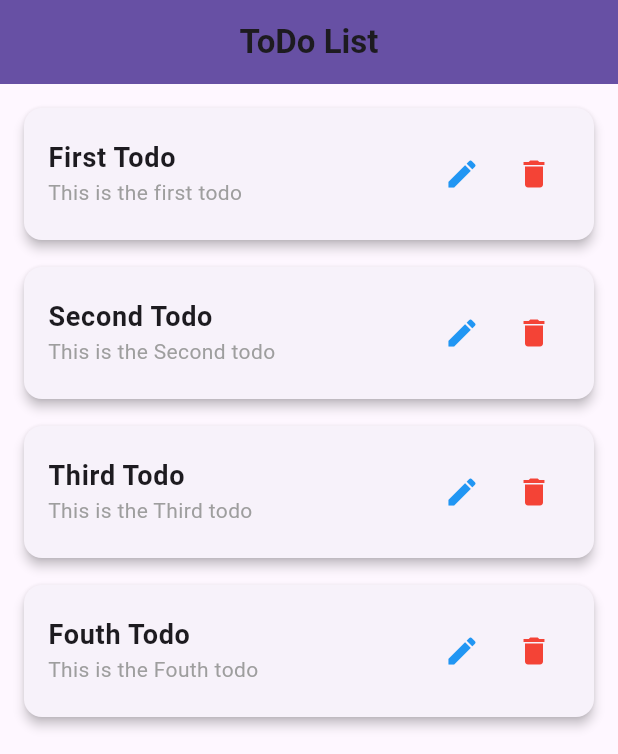
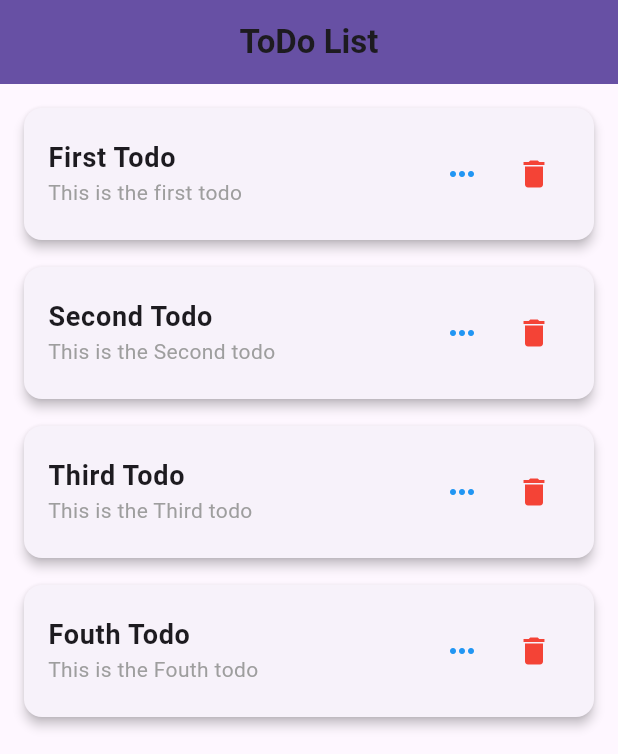
Before and after one commit to moseskamira/todo, a Flutter app: the screen it shows after launch, on a phone screen of 412 x 824 dp. Shown: the top 754 px of the screen. Run offline on Flutter 3.47's test engine with Material 3 defaults, Android fonts, the phone set to English and light mode, and no system bars; our stand-ins replace google_fonts, sizer.

```diff
--- a/lib/pages/home_page.dart
+++ b/lib/pages/home_page.dart
@@ -78,7 +78,8 @@ class _HomePageState extends State<HomePage> {
                       mainAxisSize: MainAxisSize.min,
                       children: [
                         IconButton(
-                          icon: const Icon(Icons.edit, color: Colors.blue),
+                          icon:
+                              const Icon(Icons.more_horiz, color: Colors.blue),
                           onPressed: () {
                             Navigator.of(context).pushNamed(
                               RouteName.todoDetailsScreen,
--- a/pubspec.yaml
+++ b/pubspec.yaml
@@ -64,10 +64,8 @@ flutter:
   uses-material-design: true
   generate: true
 
-  # To add assets to your application, add an assets section, like this:
-  # assets:
-  #   - images/a_dot_burr.jpeg
-  #   - images/a_dot_ham.jpeg
+  assets:
+    - assets/
 
   # An image asset can refer to one or more resolution-specific "variants", see
   # https://flutter.dev/to/resolution-aware-images
```
Also changed, not shown: assets/one.png (added), assets/three.png (added), assets/two.png (added), more.png (added), 1 other file.
